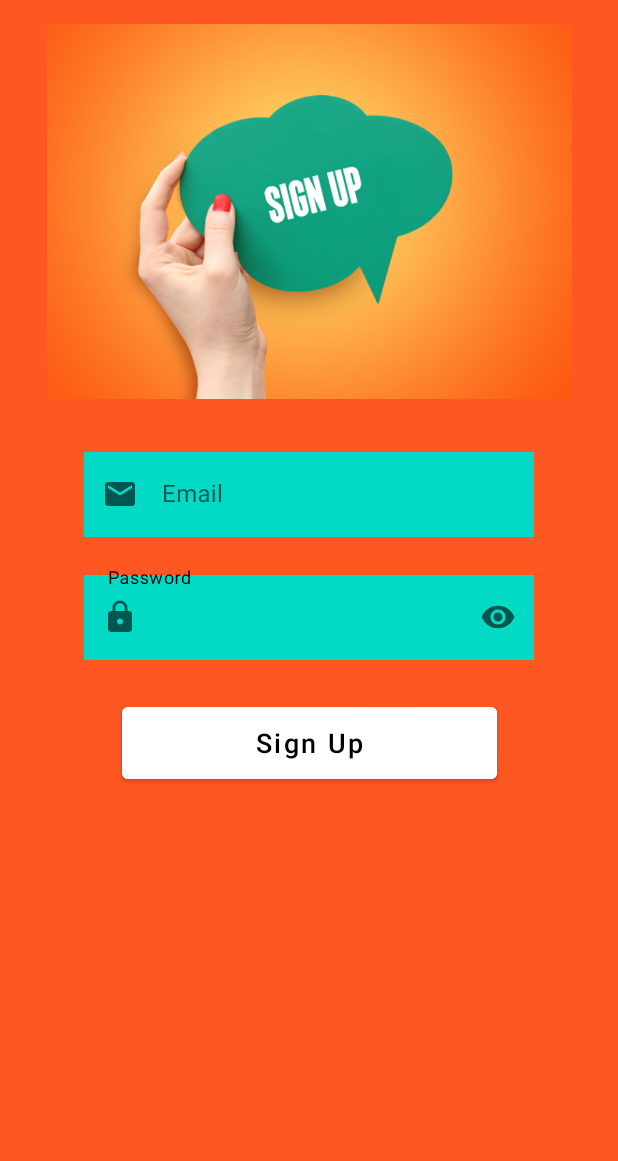
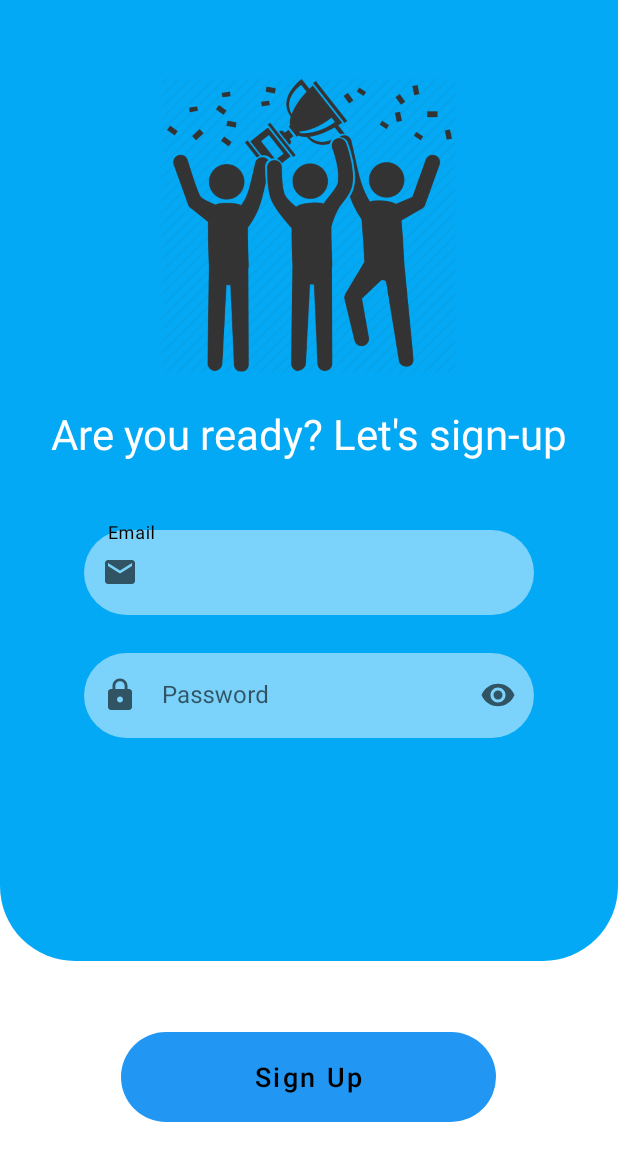
Before and after one commit to hoang-le-66/QuizGame, an Android app: the SignUpActivity screen opened directly, with no data from a screen before it, on a phone screen of 412 x 824 dp. Shown: the top 1161 px of the screen. Run offline under Robolectric (Android 15) with nearby library versions, the phone set to English and light mode, and no system bars; our stand-ins replace Firebase (no records; nobody signed in at launch, a user with empty details on screens opened directly).

Commit message:
Change layout

```diff
--- a/app/src/main/AndroidManifest.xml
+++ b/app/src/main/AndroidManifest.xml
@@ -14,13 +14,10 @@
         android:supportsRtl="true"
         android:theme="@style/Theme.QuizzGame"
         tools:targetApi="31">
-        <meta-data
-            android:name="com.google.android.gms.auth.GOOGLE_SIGN_IN_CLIENT_ID"
-            android:value="@string/default_web_client_id" />
         <activity
             android:name=".ResultActivity"
             android:exported="false"
-            android:theme="@style/AppThemeSplash"
+            android:theme="@style/SignUpTheme"
             />
         <activity
             android:name=".QuizActivity"
--- /dev/null
+++ b/app/src/main/res/drawable/background_2.xml
@@ -0,0 +1,9 @@
+<?xml version="1.0" encoding="utf-8"?>
+<selector xmlns:android="http://schemas.android.com/apk/res/android">
+    <item>
+        <shape android:shape="rectangle">
+            <gradient android:angle="180" android:endColor="#03A9F4" android:startColor="#03A9F4" />
+            <corners android:bottomLeftRadius="50dp" android:bottomRightRadius="50dp" />
+        </shape>
+    </item>
+</selector>
--- a/app/src/main/res/drawable/background_login_btn1.xml
+++ b/app/src/main/res/drawable/background_login_btn1.xml
@@ -2,7 +2,7 @@
 <selector xmlns:android="http://schemas.android.com/apk/res/android">
 <item>
     <shape android:shape="rectangle">
-        <gradient android:angle="180" android:endColor="#ff512f" android:startColor="#f09819"/>
+        <gradient android:angle="180" android:endColor="@color/white" android:startColor="#f09819"/>
         <corners android:radius="50dp"/>
     </shape>
 </item>
--- /dev/null
+++ b/app/src/main/res/drawable/btn_radius.xml
@@ -0,0 +1,8 @@
+<?xml version="1.0" encoding="utf-8"?>
+<selector xmlns:android="http://schemas.android.com/apk/res/android">
+    <item>
+        <shape android:shape="rectangle">
+            <corners android:radius="50dp"/>
+        </shape>
+    </item>
+</selector>
--- a/app/src/main/res/drawable/login_shape.xml
+++ b/app/src/main/res/drawable/login_shape.xml
@@ -1,7 +1,7 @@
 <?xml version="1.0" encoding="utf-8"?>
 <shape xmlns:android="http://schemas.android.com/apk/res/android">
     <solid
-        android:color="@color/orange"/>
+        android:color="#03A9F4"/>
     <corners
         android:topLeftRadius="50dp"
         android:topRightRadius="50dp"/>
--- a/app/src/main/res/layout/activity_login.xml
+++ b/app/src/main/res/layout/activity_login.xml
@@ -43,6 +43,7 @@
             <com.google.android.material.textfield.TextInputEditText
                 android:id="@+id/editTextLoginEmail"
                 android:layout_width="match_parent"
+                android:background="@drawable/background_edittext"
                 android:layout_height="wrap_content"
                 android:hint="Email"
                 android:inputType="textEmailAddress"
@@ -63,6 +64,7 @@
 
             <com.google.android.material.textfield.TextInputEditText
                 android:id="@+id/editTextLoginPassword"
+                android:background="@drawable/background_edittext"
                 android:layout_width="match_parent"
                 android:layout_height="wrap_content"
                 android:hint="Password"
--- a/app/src/main/res/layout/activity_main.xml
+++ b/app/src/main/res/layout/activity_main.xml
@@ -38,6 +38,7 @@
         android:id="@+id/btnStartQuiz"
         android:layout_width="300dp"
         android:layout_height="wrap_content"
+        android:background="@drawable/background_login_btn1"
         android:layout_marginTop="61dp"
         android:text="Start the Quiz"
         android:textAllCaps="false"
--- a/app/src/main/res/layout/activity_quiz.xml
+++ b/app/src/main/res/layout/activity_quiz.xml
@@ -4,7 +4,7 @@
     xmlns:tools="http://schemas.android.com/tools"
     android:layout_width="match_parent"
     android:layout_height="match_parent"
-    android:background="#FF5722"
+    android:background="#03A9F4"
     tools:context=".QuizActivity">
 
     <LinearLayout
@@ -163,7 +163,7 @@
             android:layout_weight="1"
             android:backgroundTint="@color/white"
             android:text="Finish"
-            android:textColor="@color/orange"
+            android:textColor="@color/black"
             android:textSize="18sp" />
 
         <Button
@@ -174,7 +174,7 @@
             android:layout_weight="1"
             android:backgroundTint="@color/white"
             android:text="Next"
-            android:textColor="@color/orange"
+            android:textColor="@color/black"
             android:textSize="18sp" />
     </LinearLayout>
 
--- a/app/src/main/res/layout/activity_sign_up.xml
+++ b/app/src/main/res/layout/activity_sign_up.xml
@@ -1,38 +1,72 @@
 <?xml version="1.0" encoding="utf-8"?>
-<androidx.constraintlayout.widget.ConstraintLayout xmlns:android="http://schemas.android.com/apk/res/android"
+<LinearLayout xmlns:android="http://schemas.android.com/apk/res/android"
     xmlns:app="http://schemas.android.com/apk/res-auto"
     xmlns:tools="http://schemas.android.com/tools"
     android:layout_width="match_parent"
     android:layout_height="match_parent"
-    android:background="@color/orange"
+    android:orientation="vertical"
     tools:context=".SignUpActivity">
+    <LinearLayout
+        android:layout_width="match_parent"
+        android:layout_height="0dp"
+        android:layout_weight="0.7"
+        android:orientation="vertical"
+        android:background="@drawable/background_2">
 
+        <androidx.constraintlayout.widget.ConstraintLayout
+            android:layout_width="match_parent"
+            android:layout_height="match_parent">
             <ImageView
                 android:id="@+id/imageView"
-        android:layout_width="350dp"
-        android:layout_height="250dp"
-        android:layout_marginTop="16dp"
-        android:scaleType="centerCrop"
+                android:layout_width="200dp"
+                android:layout_height="200dp"
+                android:layout_marginTop="50dp"
+                app:layout_constraintEnd_toEndOf="parent"
+                app:layout_constraintStart_toStartOf="parent"
+                app:layout_constraintTop_toTopOf="parent"
+                app:srcCompat="@drawable/winner" />
+
+            <TextView
+                android:id="@+id/textView"
+                android:layout_width="wrap_content"
+                android:layout_height="wrap_content"
+                android:layout_marginTop="20dp"
+                android:text="Are you ready? Let's sign-up"
+                android:gravity="center"
+                android:textColor="#ffffff"
+                android:textSize="28sp"
+                app:layout_constraintEnd_toEndOf="@+id/imageView"
+                app:layout_constraintStart_toStartOf="@+id/imageView"
+                app:layout_constraintTop_toBottomOf="@+id/imageView" />
+
+            <com.google.android.material.textfield.TextInputLayout
+                android:id="@+id/textInputLayoutEmail"
+                style="@style/Widget.MaterialComponents.TextInputLayout.OutlinedBox"
+                android:layout_width="300dp"
+                android:layout_height="wrap_content"
+                app:boxStrokeColor="@color/black"
+                app:hintTextColor="@color/black"
+                android:layout_marginTop="40dp"
                 app:layout_constraintEnd_toEndOf="parent"
                 app:layout_constraintHorizontal_bias="0.5"
                 app:layout_constraintStart_toStartOf="parent"
-        app:layout_constraintTop_toTopOf="parent"
-        app:srcCompat="@drawable/signup" />
+                app:startIconDrawable="@drawable/icon_email"
+                app:layout_constraintTop_toBottomOf="@id/textView"
+                tools:layout_editor_absoluteY="280dp">
 
-    <Button
-        android:id="@+id/btnSignUp"
-        android:layout_width="250dp"
-        android:layout_height="60dp"
-        android:layout_marginTop="25dp"
-        android:backgroundTint="@color/white"
-        android:text="Sign Up"
-        android:textAllCaps="false"
-        android:textColor="@color/design_default_color_on_secondary"
-        android:textSize="18sp"
-        app:layout_constraintEnd_toEndOf="parent"
-        app:layout_constraintHorizontal_bias="0.5"
-        app:layout_constraintStart_toStartOf="parent"
-        app:layout_constraintTop_toBottomOf="@+id/textInputLayoutPassword" />
+                <com.google.android.material.textfield.TextInputEditText
+                    android:id="@+id/editTextSignUpEmail"
+                    android:layout_width="match_parent"
+                    android:layout_height="wrap_content"
+                    android:background="@drawable/background_edittext"
+                    android:hint="Email"
+                    android:inputType="textEmailAddress"
+                    android:textColor="@color/black"
+                    android:textColorHint="@color/black"
+                    android:textCursorDrawable="@null"
+                    tools:layout_editor_absoluteX="60dp"
+                    tools:layout_editor_absoluteY="294dp" />
+            </com.google.android.material.textfield.TextInputLayout>
 
             <com.google.android.material.textfield.TextInputLayout
                 android:id="@+id/textInputLayoutPassword"
@@ -53,7 +87,7 @@
                     android:id="@+id/editTextSignUpPassword"
                     android:layout_width="match_parent"
                     android:layout_height="wrap_content"
-            android:background="@color/design_default_color_secondary"
+                    android:background="@drawable/background_edittext"
                     android:hint="Password"
                     android:inputType="textPassword"
                     android:textColor="@color/black"
@@ -61,35 +95,29 @@
                     android:textCursorDrawable="@null" />
             </com.google.android.material.textfield.TextInputLayout>
 
+        </androidx.constraintlayout.widget.ConstraintLayout>
 
-    <com.google.android.material.textfield.TextInputLayout
-        android:id="@+id/textInputLayoutEmail"
-        style="@style/Widget.MaterialComponents.TextInputLayout.OutlinedBox"
-        android:layout_width="300dp"
-        android:layout_height="wrap_content"
-        android:layout_marginTop="30dp"
-        app:boxStrokeColor="@color/black"
-        app:hintTextColor="@color/black"
-        app:layout_constraintEnd_toEndOf="parent"
-        app:layout_constraintHorizontal_bias="0.5"
-        app:layout_constraintStart_toStartOf="parent"
-        app:layout_constraintTop_toBottomOf="@+id/imageView"
-        app:startIconDrawable="@drawable/icon_email">
+    </LinearLayout>
 
-        <com.google.android.material.textfield.TextInputEditText
-            android:id="@+id/editTextSignUpEmail"
+
+    <LinearLayout
         android:layout_width="match_parent"
-            android:layout_height="wrap_content"
-            android:background="@color/design_default_color_secondary"
-            android:hint="Email"
-            android:inputType="textEmailAddress"
-            android:textColor="@color/black"
-            android:textColorHint="@color/black"
-            android:textCursorDrawable="@null"
-            tools:layout_editor_absoluteX="60dp"
-            tools:layout_editor_absoluteY="294dp" />
-    </com.google.android.material.textfield.TextInputLayout>
-
+        android:layout_height="0dp"
+        android:layout_weight="0.2"
+        android:gravity="center"
+        android:orientation="vertical">
+        <Button
+            android:id="@+id/btnSignUp"
+            android:layout_width="250dp"
+            android:layout_height="60dp"
+            android:layout_marginTop="25dp"
+            android:backgroundTint="@color/white"
+            android:text="Sign Up"
+            android:background="@drawable/btn_radius"
+            android:textAllCaps="false"
+            android:textColor="@color/design_default_color_on_secondary"
+            android:textSize="18sp"
+            />
         <ProgressBar
             android:id="@+id/progressBarSignUp"
             style="?android:attr/progressBarStyle"
@@ -97,9 +125,9 @@
             android:layout_height="wrap_content"
             android:layout_marginTop="5dp"
             android:visibility="invisible"
-        app:layout_constraintEnd_toEndOf="parent"
-        app:layout_constraintHorizontal_bias="0.5"
-        app:layout_constraintStart_toStartOf="parent"
-        app:layout_constraintTop_toBottomOf="@+id/btnSignUp" />
+            android:layout_gravity="center"
+            />
 
-</androidx.constraintlayout.widget.ConstraintLayout>
+    </LinearLayout>
+
+</LinearLayout>
--- a/app/src/main/res/layout/activity_welcome.xml
+++ b/app/src/main/res/layout/activity_welcome.xml
@@ -25,7 +25,7 @@
         android:layout_height="wrap_content"
         android:layout_marginBottom="100dp"
         android:text="Quiz game"
-        android:textColor="@android:color/holo_red_dark"
+        android:textColor="#2196F3"
         android:textSize="50sp"
         app:layout_constraintBottom_toBottomOf="parent"
         app:layout_constraintEnd_toEndOf="parent"
--- a/app/src/main/res/values/strings.xml
+++ b/app/src/main/res/values/strings.xml
@@ -1,5 +1,5 @@
 <resources>
     <string name="app_name">QuizzGame</string>
-    <string name="account">Don\'t you have an account yet? <font color="#5b39c6"><b><u><i>Sign Up</i></u></b></font></string>
+    <string name="account">Don\'t you have an account yet? <font color="#0d0302"><b><u><i>Sign Up</i></u></b></font></string>
     <string name="forgot_password"><u>Forgot your password? Click here.</u></string>
 </resources>
--- a/app/src/main/res/values/themes.xml
+++ b/app/src/main/res/values/themes.xml
@@ -3,7 +3,7 @@
     <style name="Theme.QuizzGame" parent="Theme.MaterialComponents.Light.NoActionBar">
         <!-- Primary brand color. -->
         <item name="colorPrimary">@color/purple_500</item>
-        <item name="colorPrimaryVariant">@color/purple_700</item>
+        <item name="colorPrimaryVariant">#2196F3</item>
         <item name="colorOnPrimary">@color/white</item>
         <!-- Secondary brand color. -->
         <item name="colorSecondary">@color/teal_200</item>
@@ -17,7 +17,7 @@
     <style name="AppThemeSplash" parent="Theme.MaterialComponents.Light.NoActionBar">
         <!-- Primary brand color. -->
         <item name="colorPrimary">@color/orange</item>
-        <item name="colorPrimaryVariant">@color/orange</item>
+        <item name="colorPrimaryVariant">#2196F3</item>
         <item name="colorOnPrimary">@color/white</item>
         <!-- Secondary brand color. -->
         <item name="colorSecondary">@color/teal_200</item>
@@ -30,15 +30,15 @@
 
     <style name="SignUpTheme" parent="Theme.MaterialComponents.Light.NoActionBar">
         <!-- Primary brand color. -->
-        <item name="colorPrimary">@color/orange</item>
-        <item name="colorPrimaryVariant">@color/orange</item>
+        <item name="colorPrimary">#2196F3</item>
+        <item name="colorPrimaryVariant">#2196F3</item>
         <item name="colorOnPrimary">@color/white</item>
         <!-- Secondary brand color. -->
         <item name="colorSecondary">@color/teal_200</item>
         <item name="colorSecondaryVariant">@color/teal_700</item>
         <item name="colorOnSecondary">@color/black</item>
         <!-- Status bar color. -->
-        <item name="android:statusBarColor">?attr/colorPrimaryVariant</item>
+        <item name="android:statusBarColor">@color/white</item>
         <!-- Customize your theme here. -->
     </style>
 </resources>
```
Also changed, not shown: app/src/main/res/drawable/background_login_btn2.xml (deleted, +0 -9 lines), app/src/main/res/drawable/bcakground2.xml (deleted, +0 -9 lines), app/src/main/res/layout/activity_result.xml (+12 -10 lines), app/src/main/res/drawable/congratulations.png (deleted), app/src/main/res/drawable/pngwing.png (added), app/src/main/res/drawable/signup.png (deleted), app/src/main/res/drawable/winner.png (added). Lines whose indentation alone changed are shown as unchanged.
